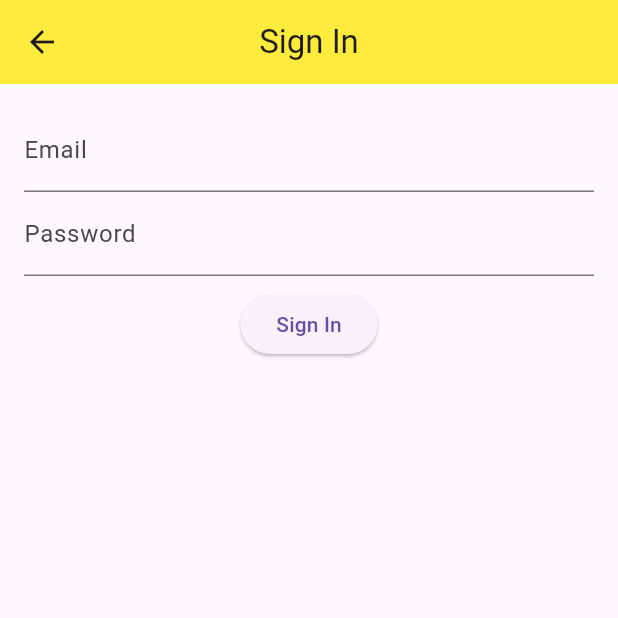
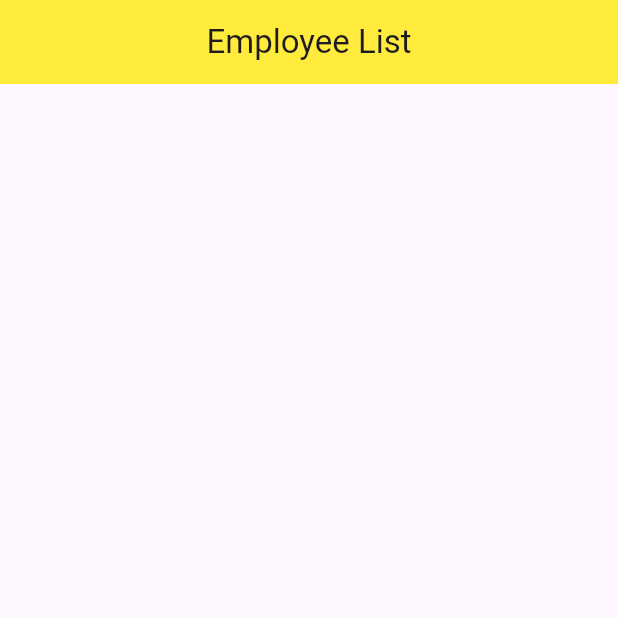
Before and after one commit to Rasheduzzaman-Rochi/flutter-supabase-api, a Flutter app: the screen it shows after launch, on a phone screen of 412 x 824 dp, the top half of it. Run offline on Flutter 3.47's test engine with Material 3 defaults, Android fonts, the phone set to English and light mode, and no system bars; our stand-ins replace get, supabase_flutter; accounts and stored records are empty.

Commit message:
Initial commit

```diff
--- a/lib/main.dart
+++ b/lib/main.dart
@@ -1,4 +1,4 @@
-import 'package:employee_api/screens/splash_screen.dart';
+import 'package:employee_api/screens/signIn_screen.dart';
 import 'package:employee_api/services/supabase_provider.dart';
 import 'package:flutter/material.dart';
 import 'package:get/get.dart';
@@ -16,7 +16,7 @@ class MyApp extends StatelessWidget {
   Widget build(BuildContext context) {
     return GetMaterialApp(
       debugShowCheckedModeBanner: false,
-      home: SplashScreen(),
+      home: SignInScreen(),
     );
   }
 }
--- a/lib/screens/signIn_screen.dart
+++ b/lib/screens/signIn_screen.dart
@@ -1,6 +1,4 @@
-import 'package:employee_api/services/supabase_provider.dart';
 import 'package:flutter/material.dart';
-import 'package:get/get.dart';
 
 class SignInScreen extends StatefulWidget {
   const SignInScreen({super.key});
@@ -10,83 +8,13 @@ class SignInScreen extends StatefulWidget {
 }
 
 class _SignInScreenState extends State<SignInScreen> {
-  final _emailController = TextEditingController();
-  final _passwordController = TextEditingController();
-  final _formKey = GlobalKey<FormState>();
-
-  Future<void> signIn() async {
-    try {
-      if (!_formKey.currentState!.validate()) {
-        return;
-      }
-
-      final response = await SupabaseProvider.client.auth.signInWithPassword(
-        email: _emailController.text.trim(),
-        password: _passwordController.text.trim(),
-      );
-
-      if (response.user != null) {
-        Get.showSnackbar(
-          GetSnackBar(
-            message: ' ',
-            title: 'Sign In Successful',
-            duration: Duration(seconds: 2),
-            backgroundColor: Colors.green,
-          ),
-        );
-      }
-    } catch (e) {
-      print('Error during sign In: $e');
-      Get.showSnackbar(
-        GetSnackBar(
-          message: 'fail',
-          title: e.toString(),
-          duration: Duration(seconds: 2),
-          backgroundColor: Colors.red,
-        ),
-      );
-    }
-  }
-
   @override
   Widget build(BuildContext context) {
     return Scaffold(
       appBar: AppBar(
+        title: const Text('Employee List'),
+        centerTitle: true,
         backgroundColor: Colors.yellow,
-        title: Text('Sign In'),
-        centerTitle: true,
-      ),
-      body: Padding(
-        padding: const EdgeInsets.all(16.0),
-        child: Form(
-          key: _formKey,
-          child: Column(
-            children: [
-              TextFormField(
-                controller: _emailController,
-                decoration: InputDecoration(labelText: 'Email'),
-                validator: (value) =>
-                    value?.isEmpty ?? true ? 'Name is required' : null,
-                keyboardType: TextInputType.emailAddress,
-              ),
-              TextFormField(
-                controller: _passwordController,
-                decoration: InputDecoration(labelText: 'Password'),
-                validator: (value) => (value?.length ?? 0) < 6
-                    ? 'Password must be at least 6 characters'
-                    : null,
-                obscureText: true,
-              ),
-              const SizedBox(height: 8),
-              ElevatedButton(
-                onPressed: () {
-                  signIn();
-                },
-                child: Text('Sign In'),
-              ),
-            ],
-          ),
-        ),
       ),
     );
   }
```
Also changed, not shown: lib/screens/home_screen.dart (deleted, +0 -50 lines), lib/screens/splash_screen.dart (deleted, +0 -43 lines).
